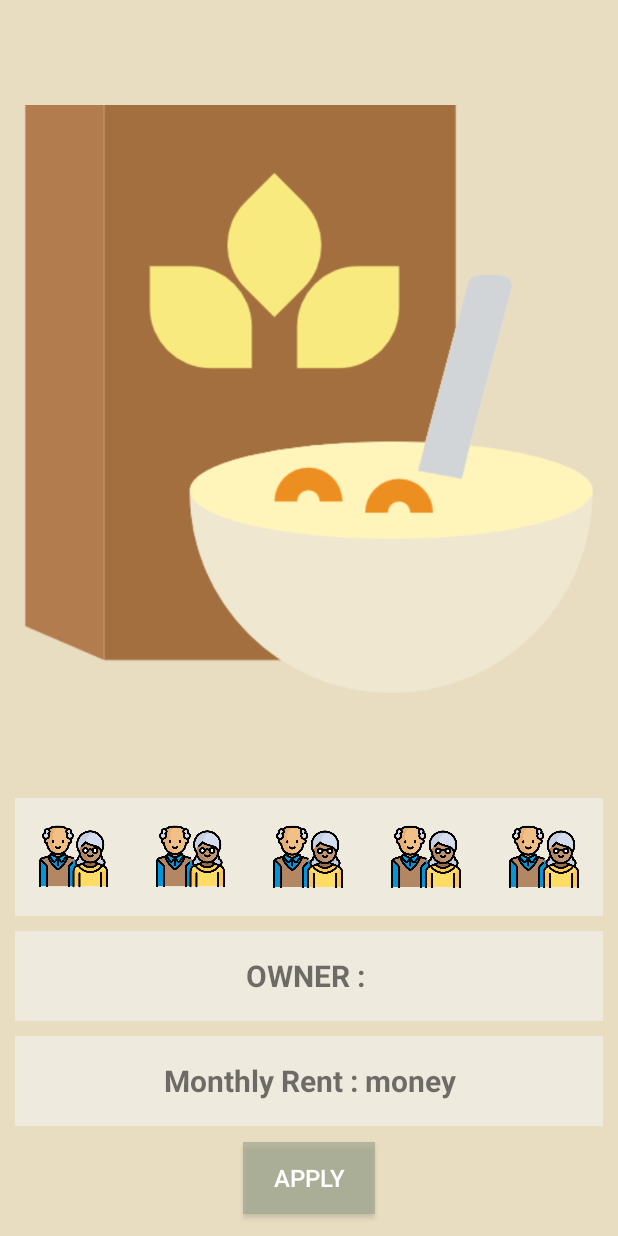
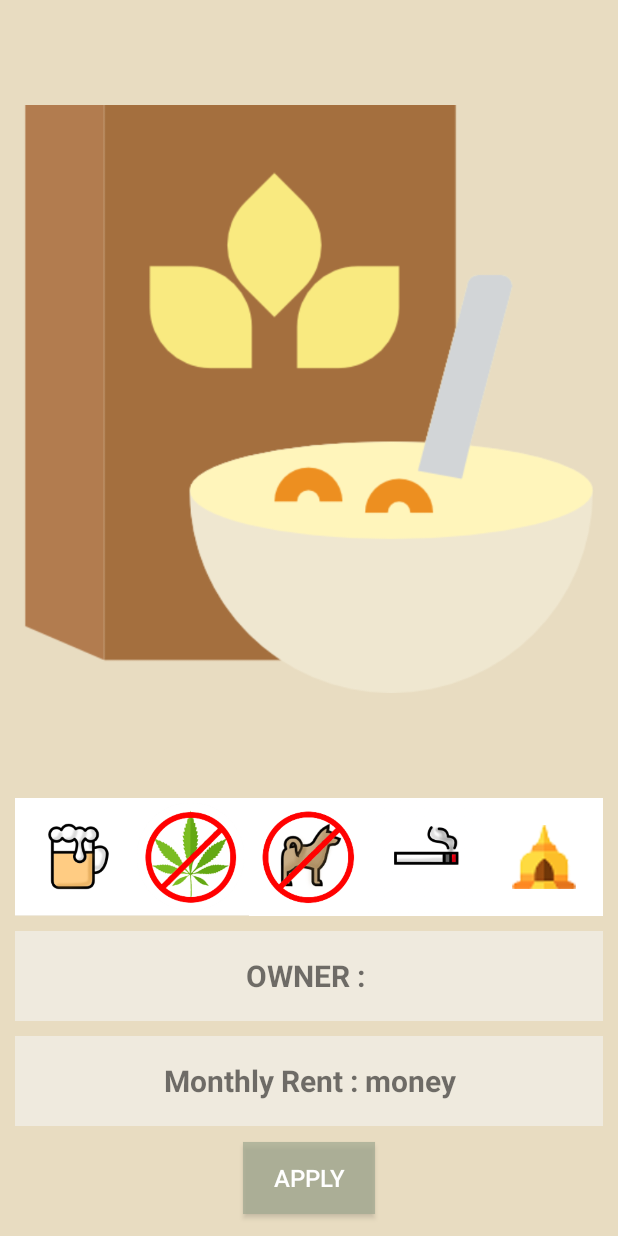
Before and after one commit to kanghyejin0106/SH_F, an Android app: the Room_details screen opened directly, with no data from a screen before it, on a phone screen of 412 x 824 dp. Run offline under Robolectric (Android 15) with nearby library versions, the phone set to English and light mode, and no system bars; our stand-ins replace Firebase (no records; nobody signed in at launch, a user with empty details on screens opened directly); 2 statements that could not run were skipped.

Commit message:
시연용 사진 추가
사기쳐야합니다

```diff
--- a/app/src/main/res/layout/activity_room_details.xml
+++ b/app/src/main/res/layout/activity_room_details.xml
@@ -60,8 +60,7 @@
                     android:layout_weight="1"
                     android:adjustViewBounds="true"
                     android:layout_height="wrap_content"
-                    android:src="@drawable/couple"
-                    android:layout_margin="2.5mm"
+                    android:src="@drawable/ban_drink"
                     android:id="@+id/drinking" />
 
                 <ImageView
@@ -69,32 +68,28 @@
                     android:layout_weight="1"
                     android:adjustViewBounds="true"
                     android:layout_height="wrap_content"
-                    android:src="@drawable/couple"
-                    android:layout_margin="2.5mm"
+                    android:src="@drawable/ban_marifana"
                     android:id="@+id/pet" />
                 <ImageView
                     android:layout_width="0dp"
                     android:layout_weight="1"
                     android:adjustViewBounds="true"
-                    android:src="@drawable/couple"
+                    android:src="@drawable/ban_pet"
                     android:layout_height="wrap_content"
-                    android:layout_margin="2.5mm"
                     android:id="@+id/religion" />
                 <ImageView
                     android:layout_width="0dp"
                     android:layout_weight="1"
                     android:adjustViewBounds="true"
-                    android:src="@drawable/couple"
+                    android:src="@drawable/smoke"
                     android:layout_height="wrap_content"
-                    android:layout_margin="2.5mm"
                     android:id="@+id/smoking" />
                 <ImageView
                     android:layout_width="0dp"
                     android:layout_weight="1"
                     android:adjustViewBounds="true"
                     android:layout_height="wrap_content"
-                    android:src="@drawable/couple"
-                    android:layout_margin="2.5mm"
+                    android:src="@drawable/pagoda"
                     android:id="@+id/weed" />
 
             </LinearLayout>
```
